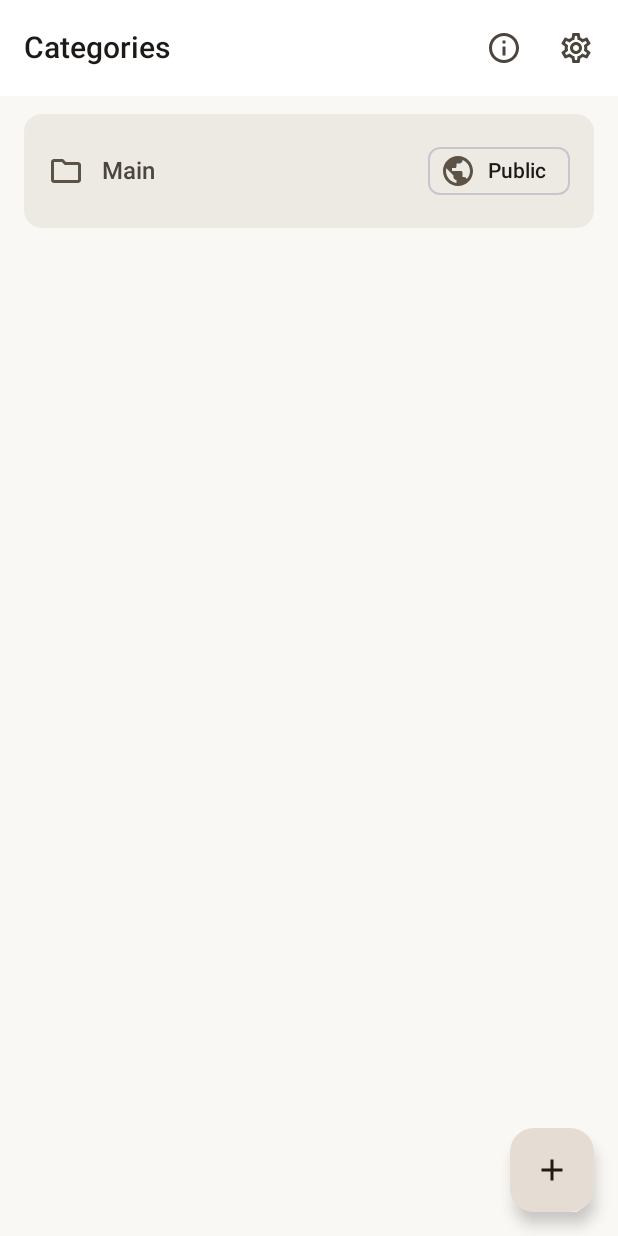
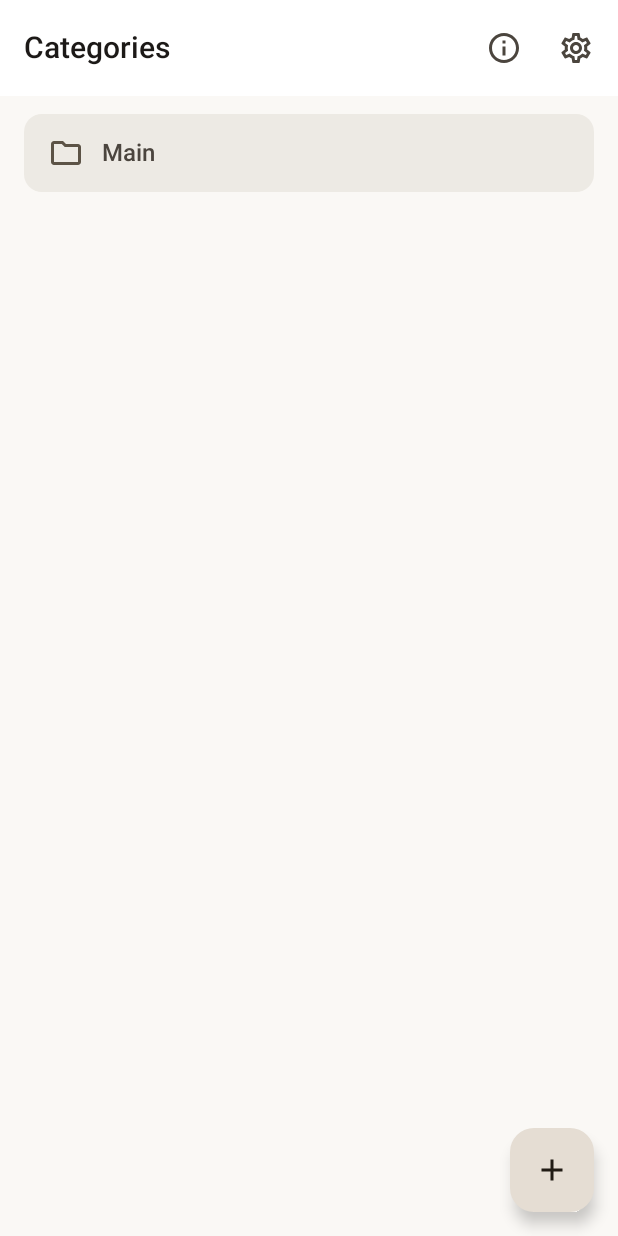
Before and after one commit to kitoku95/media-archive, an Android app built with Jetpack Compose: the screen it shows after launch (MainActivity), on a phone screen of 412 x 824 dp. Run offline under Robolectric (Android 15) with nearby library versions, the phone set to English and light mode, and no system bars; our stand-ins replace Dagger/Hilt's generated code, Room's generated code.

Commit message:
style(category): remove redundant public/private chip from CategoryCard

```diff
--- a/app/src/main/java/io/github/kitoku95/mediaarchive/feature/categorylist/component/CategoryCard.kt
+++ b/app/src/main/java/io/github/kitoku95/mediaarchive/feature/categorylist/component/CategoryCard.kt
@@ -8,8 +8,6 @@ import androidx.compose.material.icons.Icons
 import androidx.compose.material.icons.outlined.Delete
 import androidx.compose.material.icons.outlined.Folder
 import androidx.compose.material.icons.outlined.Lock
-import androidx.compose.material.icons.outlined.Public
-import androidx.compose.material3.AssistChip
 import androidx.compose.material3.Card
 import androidx.compose.material3.CardDefaults
 import androidx.compose.material3.Icon
@@ -75,26 +73,6 @@ fun CategoryCard(
                 )
             }
 
-            Row(
-                verticalAlignment = Alignment.CenterVertically,
-                horizontalArrangement = Arrangement.spacedBy(4.dp)
-            ) {
-                AssistChip(
-                    onClick = onClick,
-                    label = {
-                        Text(
-                            text = stringResource(
-                                if (isPrivate) R.string.category_mode_private else R.string.category_mode_public
-                            )
-                        )
-                    },
-                    leadingIcon = {
-                        Icon(
-                            imageVector = if (isPrivate) Icons.Outlined.Lock else Icons.Outlined.Public,
-                            contentDescription = null
-                        )
-                    }
-                )
             if (!category.isDefault && onDeleteClick != null) {
                 IconButton(onClick = onDeleteClick) {
                     Icon(
@@ -107,4 +85,3 @@ fun CategoryCard(
         }
     }
 }
-}
```
Lines whose indentation alone changed are shown as unchanged.
